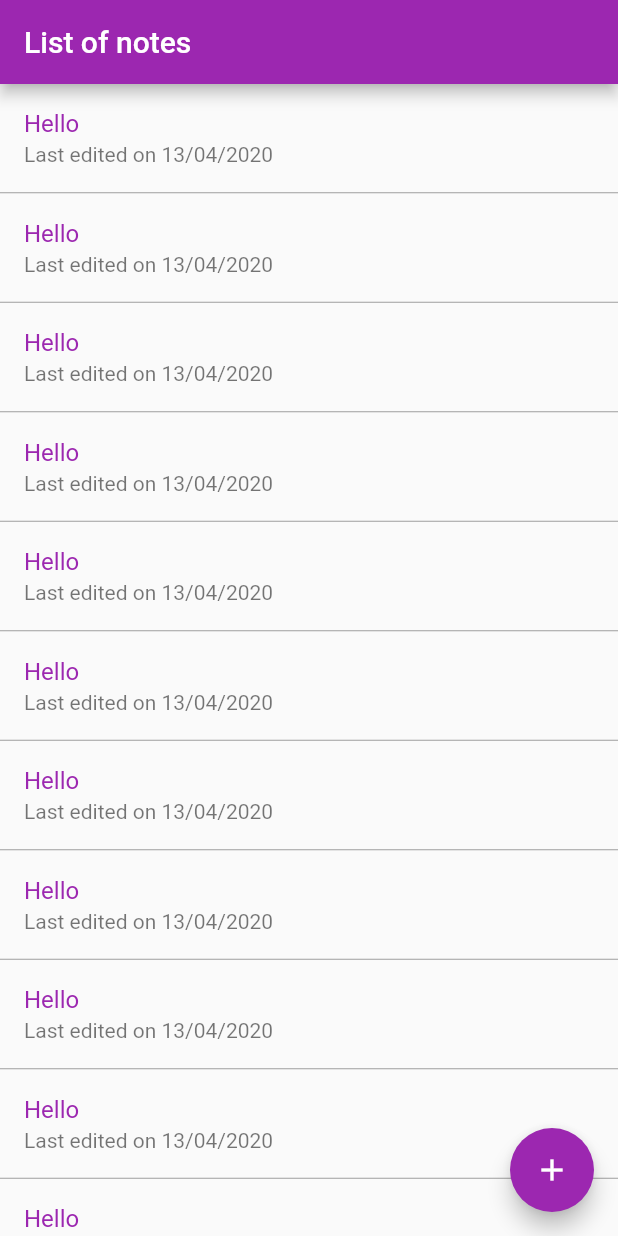
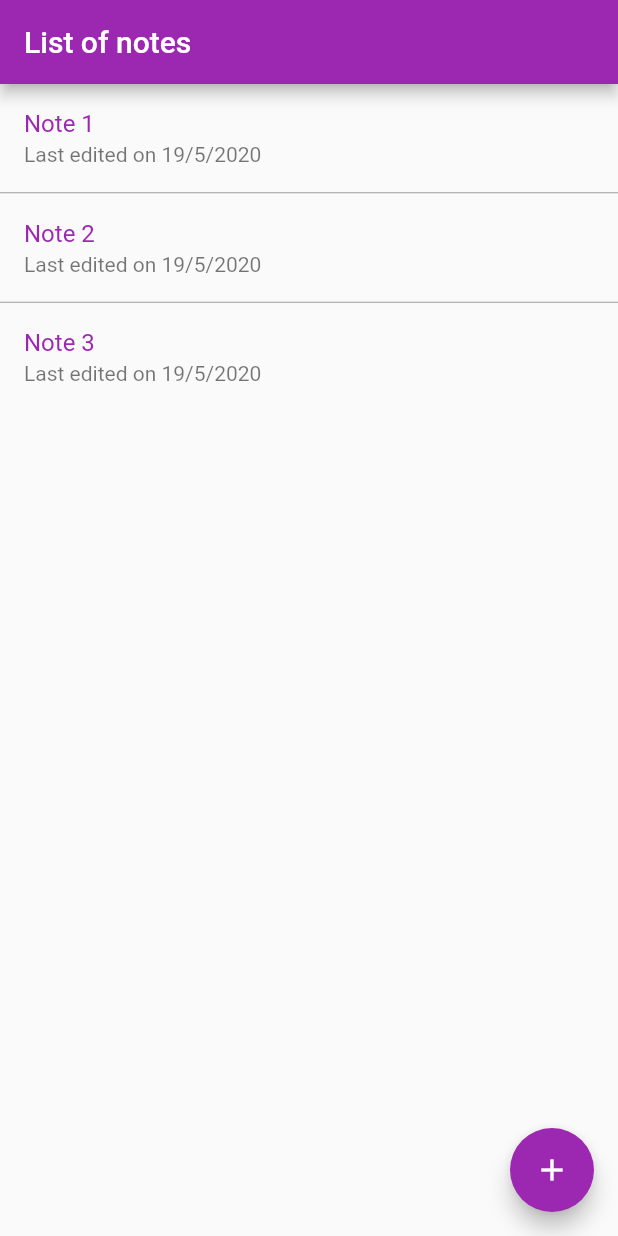
Before and after one commit to Arnoldmn/note_taker, a Flutter app: the screen it shows after launch, on a phone screen of 412 x 824 dp. Run offline on Flutter 3.47's test engine with Material 2 defaults, Android fonts, the phone set to English and light mode, and no system bars.

Commit message:
formatting datetime

```diff
--- /dev/null
+++ b/lib/models/note_for_listing.dart
@@ -0,0 +1,13 @@
+class NoteForListing {
+  String noteID;
+  String noteTitle;
+  DateTime createdDateTime;
+  DateTime lastEditDateTime;
+
+  NoteForListing({
+    this.noteID,
+    this.noteTitle,
+    this.createdDateTime,
+    this.lastEditDateTime
+  });
+}
--- a/lib/views/note_list.dart
+++ b/lib/views/note_list.dart
@@ -1,6 +1,31 @@
 import 'package:flutter/material.dart';
+import 'package:notetaker/models/note_for_listing.dart';
 
 class NoteList extends StatelessWidget {
+
+  final notes = [
+    new NoteForListing(
+        noteID: '1',
+        createdDateTime: DateTime.now(),
+        lastEditDateTime: DateTime.now(),
+        noteTitle: 'Note 1'
+    ),
+    new NoteForListing(
+        noteID: '2',
+        createdDateTime: DateTime.now(),
+        lastEditDateTime: DateTime.now(),
+        noteTitle: 'Note 2'
+    ),
+    new NoteForListing(
+        noteID: '3',
+        createdDateTime: DateTime.now(),
+        lastEditDateTime: DateTime.now(),
+        noteTitle: 'Note 3'
+    ),
+  ];
+String formatDateTime(DateTime dateTime){
+  return '${dateTime.day}/${dateTime.month}/${dateTime.year}';
+}
   @override
   Widget build(BuildContext context) {
     return Scaffold(
@@ -12,19 +37,22 @@ class NoteList extends StatelessWidget {
         child: Icon(Icons.add),
       ),
       body: ListView.separated(
-        separatorBuilder: (_, __) => Divider(
-          height: 1,
-          color: Colors.grey,
-        ),
+        separatorBuilder: (_, __) =>
+            Divider(
+              height: 1,
+              color: Colors.grey,
+            ),
         itemBuilder: (_, index) {
           return ListTile(
             title: Text(
-              'Hello',
-              style: TextStyle(color: Theme.of(context).primaryColor),
+              notes[index].noteTitle,
+              style: TextStyle(color: Theme
+                  .of(context)
+                  .primaryColor),
             ),
-            subtitle: Text('Last edited on 13/04/2020'),
+            subtitle: Text('Last edited on ${formatDateTime(notes[index].lastEditDateTime)}'),
           );
-        }, itemCount: 15,
+        }, itemCount: notes.length,
       ),
     );
   }
```
